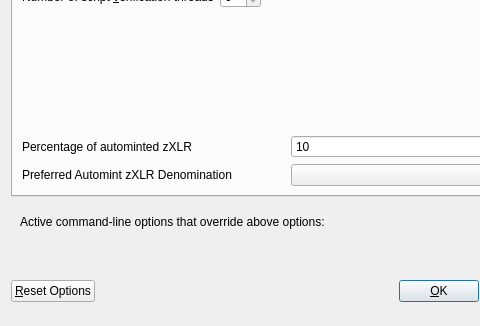
Before: the Qt Designer form src/qt/forms/optionsdialog.ui in VsyncDEV/Vsync, drawn with Qt 5; both pictures show x 0 to 480 and y 116 to 442 of the 576 by 442 pixel window.
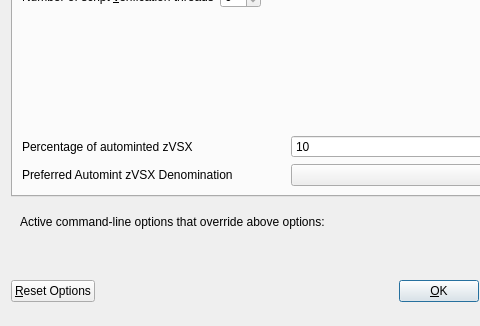
After: the same form once the commit is applied. Custom widgets are drawn as their Qt base class.

The edit to the form file:
```diff
--- a/src/qt/forms/optionsdialog.ui
+++ b/src/qt/forms/optionsdialog.ui
@@ -138,7 +138,7 @@
             <string>Percentage of incoming XLR which get automatically converted to zXLR via Zerocoin Protocol (min: 10%)</string>
            </property>
            <property name="text">
-            <string>Percentage of autominted zXLR</string>
+            <string>Percentage of autominted zVSX</string>
            </property>
           </widget>
          </item>
@@ -171,7 +171,7 @@
             <string>Wait with automatic conversion to Zerocoin until enough XLR for this denomination is available</string>
            </property>
            <property name="text">
-            <string>Preferred Automint zXLR Denomination</string>
+            <string>Preferred Automint zVSX Denomination</string>
            </property>
           </widget>
          </item>
```
Left out of the diff: 6 changed lines with no effect on the pictures.
